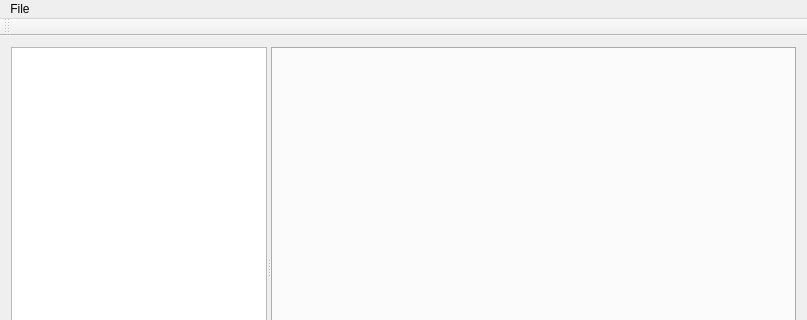
Old version of the form MainWindow.ui in the repository devinacker/nisview; both pictures show x 0 to 807 and y 0 to 320 of the 807 by 520 pixel window.
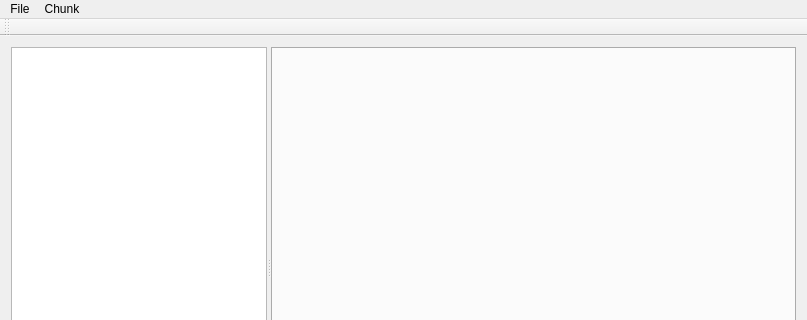
New version of the form.

Patch:
```diff
--- a/MainWindow.ui
+++ b/MainWindow.ui
@@ -51,7 +51,14 @@
     </property>
     <addaction name="actionOpen_Archive"/>
    </widget>
+   <widget class="QMenu" name="menuChunk">
+    <property name="title">
+     <string>Chunk</string>
+    </property>
+    <addaction name="actionSave_Chunk_As"/>
+   </widget>
    <addaction name="menuFile"/>
+   <addaction name="menuChunk"/>
   </widget>
   <widget class="QToolBar" name="mainToolBar">
    <attribute name="toolBarArea">
```
Left out of the diff: 5 changed lines with no effect on the pictures.
